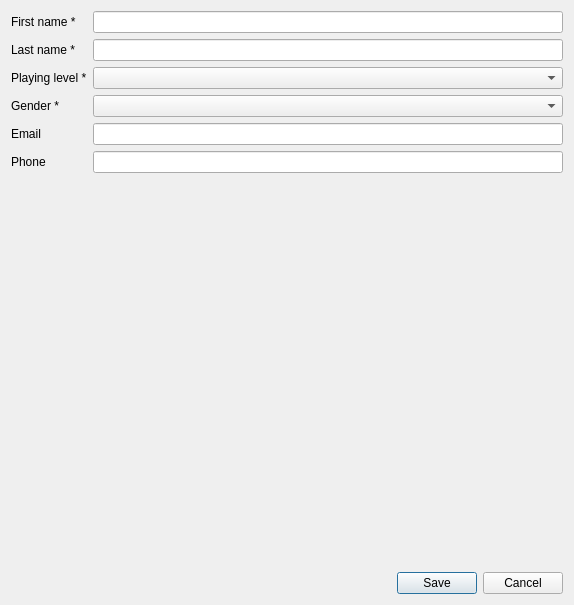
simophin/game-matcher-qt, file src/EditMemberDialog.ui: the form before one commit.
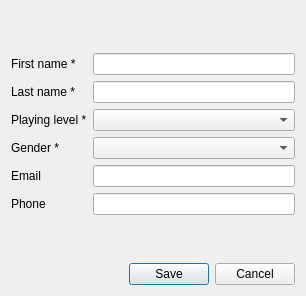
The form after the commit.

What changed in the file:
```diff
--- a/src/EditMemberDialog.ui
+++ b/src/EditMemberDialog.ui
@@ -9,10 +9,16 @@
    <rect>
     <x>0</x>
     <y>0</y>
-    <width>574</width>
-    <height>605</height>
+    <width>306</width>
+    <height>296</height>
    </rect>
   </property>
+  <property name="sizePolicy">
+   <sizepolicy hsizetype="Fixed" vsizetype="Fixed">
+    <horstretch>0</horstretch>
+    <verstretch>0</verstretch>
+   </sizepolicy>
+  </property>
   <property name="windowTitle">
    <string>Member registration</string>
   </property>
@@ -22,6 +28,9 @@
   <layout class="QVBoxLayout" name="verticalLayout">
    <item>
     <layout class="QFormLayout" name="formLayout">
+     <property name="formAlignment">
+      <set>Qt::AlignCenter</set>
+     </property>
      <item row="0" column="0">
       <widget class="QLabel" name="firstNameLabel">
        <property name="text">
```
